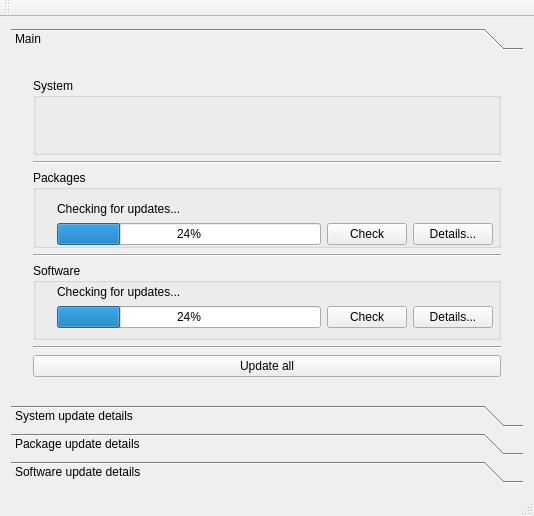
Before: the Qt Designer form src-qt4/pc-updatecenter/mainwindow.ui in trueos/pcbsd, drawn with Qt 5.
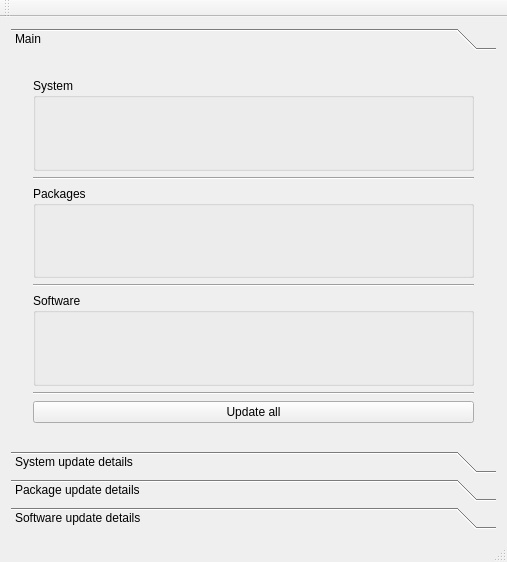
After: the same form once the commit is applied. Icons and pictures are not drawn. Custom widgets are drawn as their Qt base class.

Commit message: Update center: more with states in indicator, add controllers stubs

```diff
--- a/src-qt4/pc-updatecenter/mainwindow.ui
+++ b/src-qt4/pc-updatecenter/mainwindow.ui
@@ -6,8 +6,8 @@
    <rect>
     <x>0</x>
     <y>0</y>
-    <width>534</width>
-    <height>516</height>
+    <width>507</width>
+    <height>562</height>
    </rect>
   </property>
   <property name="windowTitle">
@@ -25,8 +25,8 @@
         <rect>
          <x>0</x>
          <y>0</y>
-         <width>522</width>
-         <height>336</height>
+         <width>495</width>
+         <height>382</height>
         </rect>
        </property>
        <attribute name="label">
@@ -182,68 +182,13 @@
               <property name="title">
                <string>Packages</string>
               </property>
-              <widget class="QWidget" name="layoutWidget">
-               <property name="geometry">
-                <rect>
-                 <x>0</x>
-                 <y>20</y>
-                 <width>471</width>
-                 <height>66</height>
-                </rect>
-               </property>
-               <layout class="QHBoxLayout" name="horizontalLayout_5">
-                <item>
-                 <widget class="QLabel" name="label_5">
-                  <property name="text">
-                   <string/>
-                  </property>
-                  <property name="pixmap">
-                   <pixmap resource="res.qrc">:/images/pkgcheck.png</pixmap>
-                  </property>
-                 </widget>
-                </item>
-                <item>
-                 <layout class="QVBoxLayout" name="verticalLayout_5">
-                  <item>
-                   <widget class="QLabel" name="label_6">
-                    <property name="text">
-                     <string>Checking for updates...</string>
-                    </property>
-                   </widget>
-                  </item>
-                  <item>
-                   <layout class="QHBoxLayout" name="horizontalLayout_6">
-                    <item>
-                     <widget class="QProgressBar" name="progressBar_2">
-                      <property name="value">
-                       <number>24</number>
-                      </property>
-                     </widget>
-                    </item>
-                    <item>
-                     <widget class="QPushButton" name="pushButton_5">
-                      <property name="text">
-                       <string>Check</string>
-                      </property>
-                      <property name="icon">
-                       <iconset resource="res.qrc">
-                        <normaloff>:/images/view-refresh.png</normaloff>:/images/view-refresh.png</iconset>
-                      </property>
-                     </widget>
-                    </item>
-                    <item>
-                     <widget class="QPushButton" name="pushButton_6">
-                      <property name="text">
-                       <string>Details...</string>
-                      </property>
-                     </widget>
-                    </item>
-                   </layout>
-                  </item>
-                 </layout>
-                </item>
-               </layout>
-              </widget>
+              <layout class="QVBoxLayout" name="verticalLayout_4">
+               <item>
+                <widget class="IndicatorWidget" name="pkgIndicator" native="true">
+                 <zorder>groupBox_3</zorder>
+                </widget>
+               </item>
+              </layout>
              </widget>
             </item>
             <item>
@@ -258,68 +203,11 @@
               <property name="title">
                <string>Software</string>
               </property>
-              <widget class="QWidget" name="layoutWidget_2">
-               <property name="geometry">
-                <rect>
-                 <x>0</x>
-                 <y>10</y>
-                 <width>471</width>
-                 <height>66</height>
-                </rect>
-               </property>
-               <layout class="QHBoxLayout" name="horizontalLayout_7">
-                <item>
-                 <widget class="QLabel" name="label_7">
-                  <property name="text">
-                   <string/>
-                  </property>
-                  <property name="pixmap">
-                   <pixmap resource="res.qrc">:/images/pbicheck.png</pixmap>
-                  </property>
-                 </widget>
-                </item>
-                <item>
-                 <layout class="QVBoxLayout" name="verticalLayout_6">
-                  <item>
-                   <widget class="QLabel" name="label_8">
-                    <property name="text">
-                     <string>Checking for updates...</string>
-                    </property>
-                   </widget>
-                  </item>
-                  <item>
-                   <layout class="QHBoxLayout" name="horizontalLayout_8">
-                    <item>
-                     <widget class="QProgressBar" name="progressBar_3">
-                      <property name="value">
-                       <number>24</number>
-                      </property>
-                     </widget>
-                    </item>
-                    <item>
-                     <widget class="QPushButton" name="pushButton_7">
-                      <property name="text">
-                       <string>Check</string>
-                      </property>
-                      <property name="icon">
-                       <iconset resource="res.qrc">
-                        <normaloff>:/images/view-refresh.png</normaloff>:/images/view-refresh.png</iconset>
-                      </property>
-                     </widget>
-                    </item>
-                    <item>
-                     <widget class="QPushButton" name="pushButton_8">
-                      <property name="text">
-                       <string>Details...</string>
-                      </property>
-                     </widget>
-                    </item>
-                   </layout>
-                  </item>
-                 </layout>
-                </item>
-               </layout>
-              </widget>
+              <layout class="QVBoxLayout" name="verticalLayout_5">
+               <item>
+                <widget class="IndicatorWidget" name="pbiIndicator" native="true"/>
+               </item>
+              </layout>
              </widget>
             </item>
             <item>
```
Left out of the diff: 28 changed lines with no effect on the pictures. The commit also changes 14 other files.
